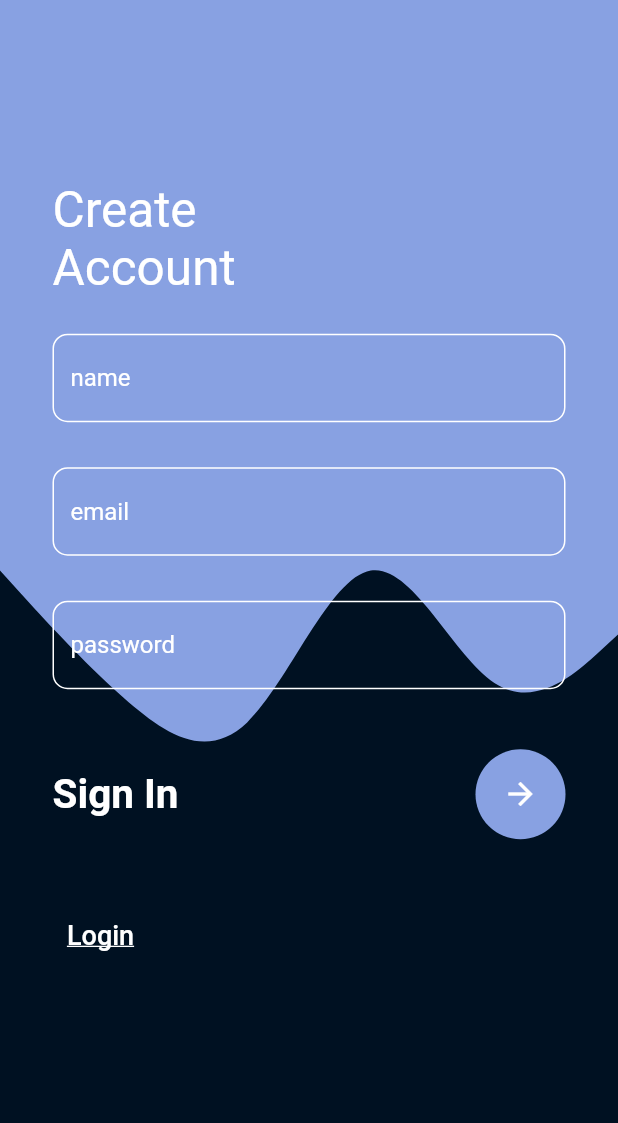
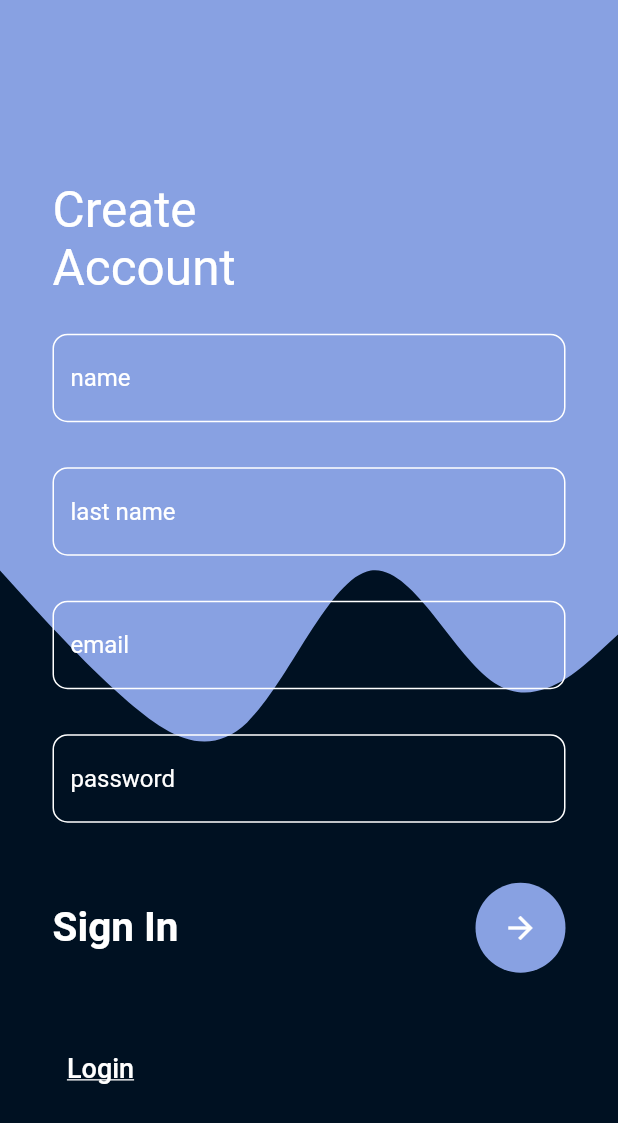
Before and after one commit to amineladraa1/chat_with_flutter, a Flutter app: the MyRegister screen opened by its route, on a phone screen of 412 x 824 dp. Shown: the top 1123 px of the screen. Run offline on Flutter 3.47's test engine with Material 2 defaults, Android fonts, the phone set to English and light mode, and no system bars; our stand-ins replace badges, bubble, firebase_auth, firebase_core, firebase_storage, flutter_chat_types and 4 more; missing offline and left inert: flutter_firebase_chat_core; accounts and stored records are empty.

```diff
--- a/lib/screens/register.dart
+++ b/lib/screens/register.dart
@@ -19,6 +19,7 @@ class _MyRegisterState extends State<MyRegister> {
   late String email;
   late String password;
   late String name;
+  late String lastname;
 
   @override
   Widget build(BuildContext context) {
@@ -50,6 +51,9 @@ class _MyRegisterState extends State<MyRegister> {
                 top: MediaQuery.of(context).size.height * 0.27),
             child: Column(children: [
               TextField(
+                style: const TextStyle(
+                  color: Colors.white,
+                ),
                 onChanged: (value) => name = value,
                 decoration: kRegisterInput.copyWith(hintText: 'name'),
               ),
@@ -57,6 +61,19 @@ class _MyRegisterState extends State<MyRegister> {
                 height: 30,
               ),
               TextField(
+                style: const TextStyle(
+                  color: Colors.white,
+                ),
+                onChanged: (value) => lastname = value,
+                decoration: kRegisterInput.copyWith(hintText: 'last name'),
+              ),
+              const SizedBox(
+                height: 30,
+              ),
+              TextField(
+                style: const TextStyle(
+                  color: Colors.white,
+                ),
                 onChanged: (value) => email = value,
                 decoration: kRegisterInput.copyWith(hintText: 'email'),
               ),
@@ -64,6 +81,9 @@ class _MyRegisterState extends State<MyRegister> {
                 height: 30,
               ),
               TextField(
+                style: const TextStyle(
+                  color: Colors.white,
+                ),
                 onChanged: (value) => password = value,
                 obscureText: true,
                 decoration: kRegisterInput.copyWith(hintText: 'password'),
@@ -87,7 +107,7 @@ class _MyRegisterState extends State<MyRegister> {
                     color: Colors.white,
                     onPressed: () {
                       api.signupWithEmailAndPassword(
-                          email, password, name, context);
+                          email, password, name, lastname, context);
                     },
                     icon: const Icon(Icons.arrow_forward),
                   ),
--- a/lib/ui/modal_bottom_sheet_body.dart
+++ b/lib/ui/modal_bottom_sheet_body.dart
@@ -20,7 +20,7 @@ class ModalBottomSheetBody extends StatefulWidget {
 
 class _ModalBottomSheetBodyState extends State<ModalBottomSheetBody> {
   String name = '';
-
+  bool isInputChanged = false;
   @override
   Widget build(BuildContext context) {
     return SizedBox(
@@ -60,6 +60,7 @@ class _ModalBottomSheetBodyState extends State<ModalBottomSheetBody> {
               ),
               TextField(
                 onChanged: ((value) => setState(() {
+                      isInputChanged = true;
                       name = value;
                     })),
                 decoration: kLoginDecoration.copyWith(
@@ -71,11 +72,13 @@ class _ModalBottomSheetBodyState extends State<ModalBottomSheetBody> {
               RawMaterialButton(
                 elevation: 0.0,
                 padding: const EdgeInsets.symmetric(vertical: 15.0),
-                onPressed: () => widget.chatBrain
-                    .handlePressed(name, widget.selectedUsers, context),
+                onPressed: name.isEmpty
+                    ? null
+                    : () => widget.chatBrain
+                        .handlePressed(name, widget.selectedUsers, context),
                 shape: RoundedRectangleBorder(
                     borderRadius: BorderRadius.circular(8.0)),
-                fillColor: kBlueGrey,
+                fillColor: name.isEmpty ? Colors.grey.shade200 : kBlueGrey,
                 child: const Text(
                   'create room',
                   style: TextStyle(color: Colors.white),
--- a/pubspec.yaml
+++ b/pubspec.yaml
@@ -49,6 +49,7 @@ dependencies:
   bubble: ^1.2.1
   badges: ^2.0.3
   modal_bottom_sheet: ^2.1.2
+  lottie: ^2.0.0
 
 dev_dependencies:
   flutter_test:
```
Also changed, not shown: lib/api/api_firebase.dart (+4 -3 lines), pubspec.lock.
